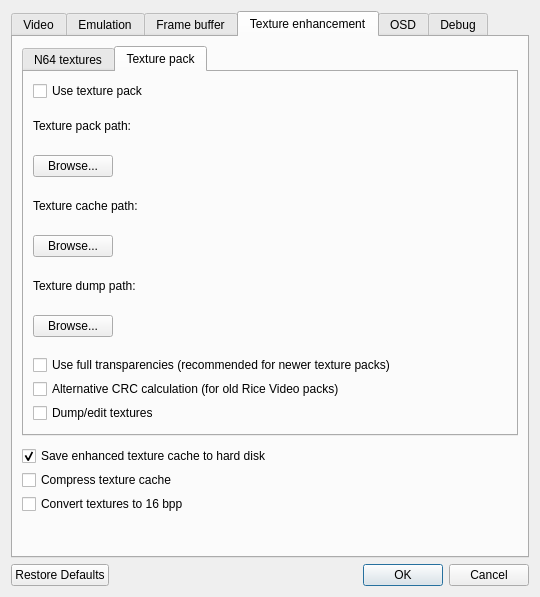
gonetz/GLideN64, file src/GLideNUI/configDialog.ui: the form before one commit.
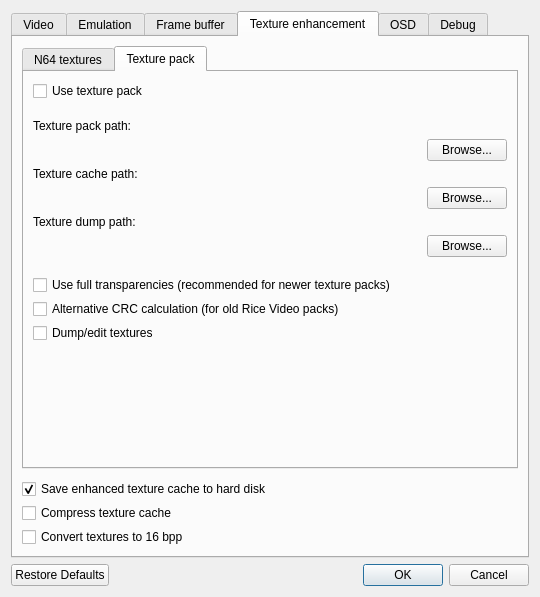
The form after the commit. The open tabs and pages were chosen to show the change. Icons and pictures are not drawn.

Commit message: UI: New texture path visual adjustment

```diff
--- a/src/GLideNUI/configDialog.ui
+++ b/src/GLideNUI/configDialog.ui
@@ -2430,6 +2430,19 @@
              </item>
             </layout>
            </item>
+           <item>
+            <spacer name="verticalSpacer_5">
+             <property name="orientation">
+              <enum>Qt::Vertical</enum>
+             </property>
+             <property name="sizeHint" stdset="0">
+              <size>
+               <width>0</width>
+               <height>0</height>
+              </size>
+             </property>
+            </spacer>
+           </item>
           </layout>
          </widget>
          <widget class="QWidget" name="texturePackTab">
@@ -2472,10 +2485,7 @@
                   <property name="toolTip">
                    <string>&lt;html&gt;&lt;head/&gt;&lt;body&gt;&lt;p&gt;Select path to the folder with texture packs.&lt;br/&gt;Default: Plugin/hires_texture&lt;/p&gt;&lt;/body&gt;&lt;/html&gt;</string>
                   </property>
-                  <layout class="QVBoxLayout" name="verticalLayout_37">
-                   <property name="spacing">
-                    <number>4</number>
-                   </property>
+                  <layout class="QGridLayout" name="gridLayout">
                    <property name="leftMargin">
                     <number>0</number>
                    </property>
@@ -2488,17 +2498,27 @@
                    <property name="bottomMargin">
                     <number>0</number>
                    </property>
-                   <item>
-                    <widget class="QLabel" name="texPackPathLabel">
+                   <item row="6" column="1">
+                    <widget class="QLabel" name="txDumpPathLabel">
                      <property name="text">
-                      <string>Texture pack path:</string>
+                      <string notr="true"/>
                      </property>
-                     <property name="buddy">
-                      <cstring>texPackPathButton</cstring>
+                     <property name="wordWrap">
+                      <bool>true</bool>
                      </property>
                     </widget>
                    </item>
-                   <item>
+                   <item row="3" column="1">
+                    <widget class="QLabel" name="txCachePathLabel">
+                     <property name="text">
+                      <string notr="true"/>
+                     </property>
+                     <property name="wordWrap">
+                      <bool>true</bool>
+                     </property>
+                    </widget>
+                   </item>
+                   <item row="0" column="1">
                     <widget class="QLabel" name="txPathLabel">
                      <property name="text">
                       <string notr="true"/>
@@ -2508,31 +2528,14 @@
                      </property>
                     </widget>
                    </item>
-                   <item>
-                    <widget class="QPushButton" name="texPackPathButton">
-                     <property name="sizePolicy">
-                      <sizepolicy hsizetype="Fixed" vsizetype="Fixed">
-                       <horstretch>0</horstretch>
-                       <verstretch>0</verstretch>
-                      </sizepolicy>
-                     </property>
-                     <property name="text">
-                      <string>Browse...</string>
-                     </property>
-                    </widget>
-                   </item>
-                   <item>
-                    <widget class="QLabel" name="txPackCacheLabel">
-                     <property name="text">
-                      <string notr="true"/>
-                     </property>
-                     <property name="wordWrap">
-                      <bool>true</bool>
-                     </property>
-                    </widget>
-                   </item>
-                   <item>
+                   <item row="3" column="0">
                     <widget class="QLabel" name="texCachePathLabel">
+                     <property name="sizePolicy">
+                      <sizepolicy hsizetype="Fixed" vsizetype="Preferred">
+                       <horstretch>0</horstretch>
+                       <verstretch>0</verstretch>
+                      </sizepolicy>
+                     </property>
                      <property name="text">
                       <string>Texture cache path:</string>
                      </property>
@@ -2541,41 +2544,14 @@
                      </property>
                     </widget>
                    </item>
-                   <item>
-                    <widget class="QLabel" name="txCachePathLabel">
-                     <property name="text">
-                      <string notr="true"/>
-                     </property>
-                     <property name="wordWrap">
-                      <bool>true</bool>
-                     </property>
-                    </widget>
-                   </item>
-                   <item>
-                    <widget class="QPushButton" name="texCachePathButton">
-                     <property name="sizePolicy">
-                      <sizepolicy hsizetype="Fixed" vsizetype="Fixed">
-                       <horstretch>0</horstretch>
-                       <verstretch>0</verstretch>
-                      </sizepolicy>
-                     </property>
-                     <property name="text">
-                      <string>Browse...</string>
-                     </property>
-                    </widget>
-                   </item>
-                   <item>
-                    <widget class="QLabel" name="txCacheDumpLabel">
-                     <property name="text">
-                      <string notr="true"/>
-                     </property>
-                     <property name="wordWrap">
-                      <bool>true</bool>
-                     </property>
-                    </widget>
-                   </item>
-                   <item>
+                   <item row="6" column="0">
                     <widget class="QLabel" name="texDumpPathLabel">
+                     <property name="sizePolicy">
+                      <sizepolicy hsizetype="Fixed" vsizetype="Preferred">
+                       <horstretch>0</horstretch>
+                       <verstretch>0</verstretch>
+                      </sizepolicy>
+                     </property>
                      <property name="text">
                       <string>Texture dump path:</string>
                      </property>
@@ -2584,17 +2560,49 @@
                      </property>
                     </widget>
                    </item>
-                   <item>
-                    <widget class="QLabel" name="txDumpPathLabel">
+                   <item row="0" column="0">
+                    <widget class="QLabel" name="texPackPathLabel">
+                     <property name="sizePolicy">
+                      <sizepolicy hsizetype="Fixed" vsizetype="Preferred">
+                       <horstretch>0</horstretch>
+                       <verstretch>0</verstretch>
+                      </sizepolicy>
+                     </property>
                      <property name="text">
-                      <string notr="true"/>
+                      <string>Texture pack path:</string>
                      </property>
-                     <property name="wordWrap">
-                      <bool>true</bool>
+                     <property name="buddy">
+                      <cstring>texPackPathButton</cstring>
                      </property>
                     </widget>
                    </item>
-                   <item>
+                   <item row="1" column="1" alignment="Qt::AlignRight">
+                    <widget class="QPushButton" name="texPackPathButton">
+                     <property name="sizePolicy">
+                      <sizepolicy hsizetype="Fixed" vsizetype="Fixed">
+                       <horstretch>0</horstretch>
+                       <verstretch>0</verstretch>
+                      </sizepolicy>
+                     </property>
+                     <property name="text">
+                      <string>Browse...</string>
+                     </property>
+                    </widget>
+                   </item>
+                   <item row="4" column="1" alignment="Qt::AlignRight">
+                    <widget class="QPushButton" name="texCachePathButton">
+                     <property name="sizePolicy">
+                      <sizepolicy hsizetype="Fixed" vsizetype="Fixed">
+                       <horstretch>0</horstretch>
+                       <verstretch>0</verstretch>
+                      </sizepolicy>
+                     </property>
+                     <property name="text">
+                      <string>Browse...</string>
+                     </property>
+                    </widget>
+                   </item>
+                   <item row="7" column="1" alignment="Qt::AlignRight">
                     <widget class="QPushButton" name="texDumpPathButton">
                      <property name="sizePolicy">
                       <sizepolicy hsizetype="Fixed" vsizetype="Fixed">
@@ -2669,6 +2677,19 @@
              </item>
             </layout>
            </item>
+           <item>
+            <spacer name="verticalSpacer_13">
+             <property name="orientation">
+              <enum>Qt::Vertical</enum>
+             </property>
+             <property name="sizeHint" stdset="0">
+              <size>
+               <width>0</width>
+               <height>0</height>
+              </size>
+             </property>
+            </spacer>
+           </item>
           </layout>
          </widget>
         </widget>
@@ -2729,19 +2750,6 @@
          </item>
         </layout>
        </item>
-       <item>
-        <spacer name="verticalSpacer">
-         <property name="orientation">
-          <enum>Qt::Vertical</enum>
-         </property>
-         <property name="sizeHint" stdset="0">
-          <size>
-           <width>0</width>
-           <height>0</height>
-          </size>
-         </property>
-        </spacer>
-       </item>
       </layout>
      </widget>
      <widget class="QWidget" name="osdTab">
```
Left out of the diff: 2 changed lines with no effect on the pictures.
